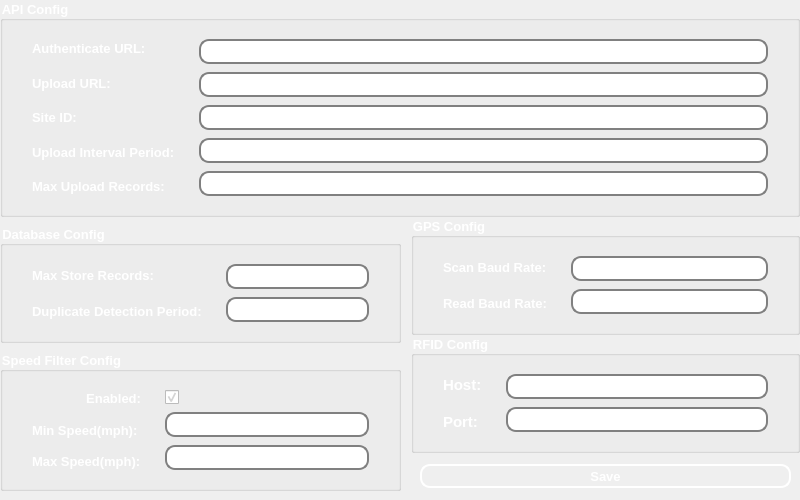
Above: ui/screens/settings.ui from samissa730/NexusRFIDReader_Git before the change. Below: the same form after it.
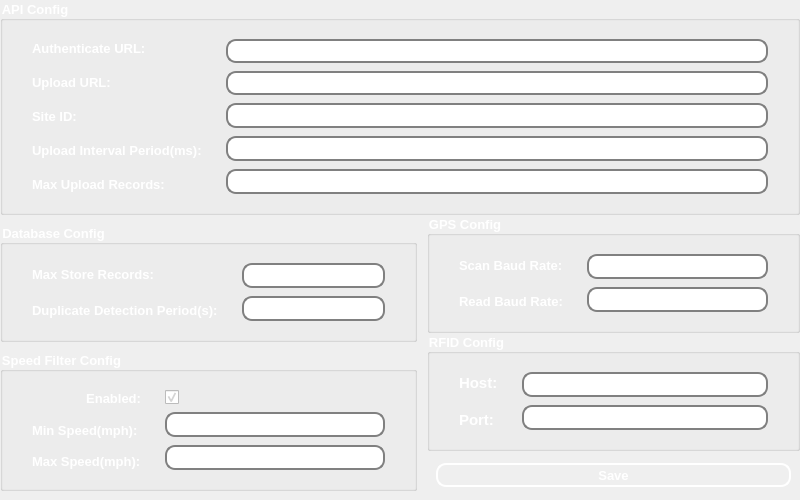
That is the form after the change. Icons and pictures are not drawn.

Commit message: Update settings UI labels and font properties for improved clarity and consistency.

Patch:
```diff
--- a/ui/screens/settings.ui
+++ b/ui/screens/settings.ui
@@ -170,7 +170,7 @@
 }  </string>
                 </property>
                 <property name="text">
-                 <string>Upload Interval Period:</string>
+                 <string>Upload Interval Period(ms):</string>
                 </property>
                </widget>
               </item>
@@ -220,8 +220,8 @@
                <widget class="QLineEdit" name="edit_auth0_url">
                 <property name="font">
                  <font>
-                  <pointsize>10</pointsize>
-                  <bold>true</bold>
+                  <pointsize>7</pointsize>
+                  <bold>false</bold>
                  </font>
                 </property>
                 <property name="text">
@@ -233,8 +233,8 @@
                <widget class="QLineEdit" name="edit_record_url">
                 <property name="font">
                  <font>
-                  <pointsize>10</pointsize>
-                  <bold>true</bold>
+                  <pointsize>7</pointsize>
+                  <bold>false</bold>
                  </font>
                 </property>
                 <property name="text">
@@ -382,7 +382,7 @@
 }  </string>
                     </property>
                     <property name="text">
-                     <string>Duplicate Detection Period:</string>
+                     <string>Duplicate Detection Period(s):</string>
                     </property>
                    </widget>
                   </item>
```
The commit also changes 1 other file.
